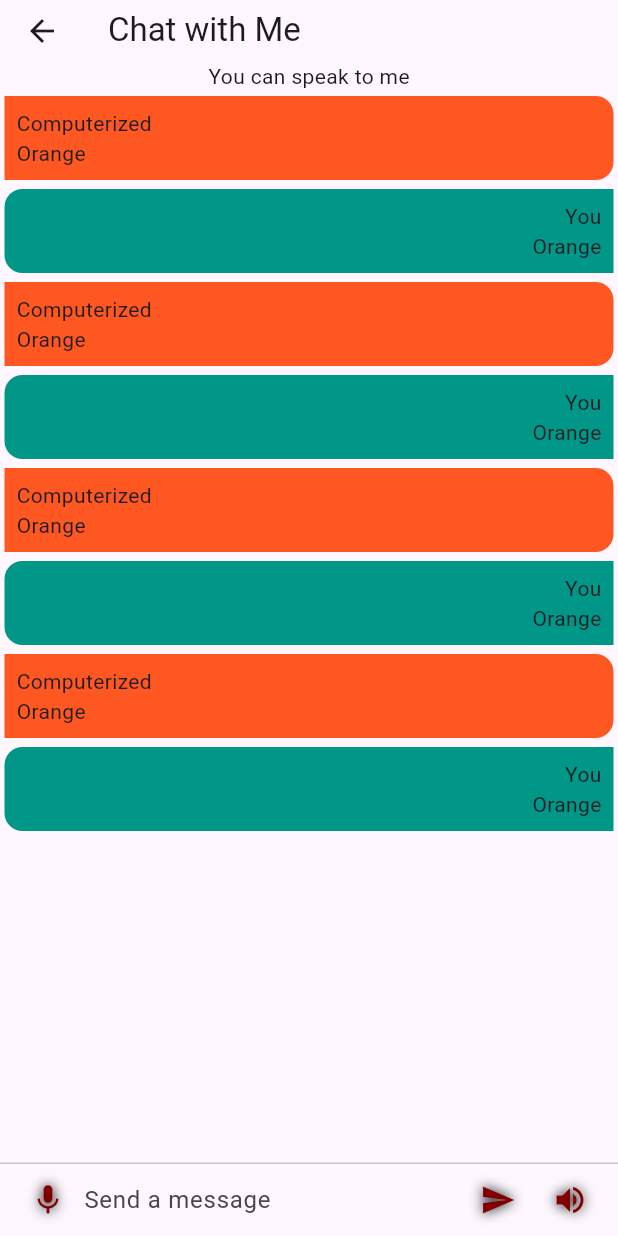
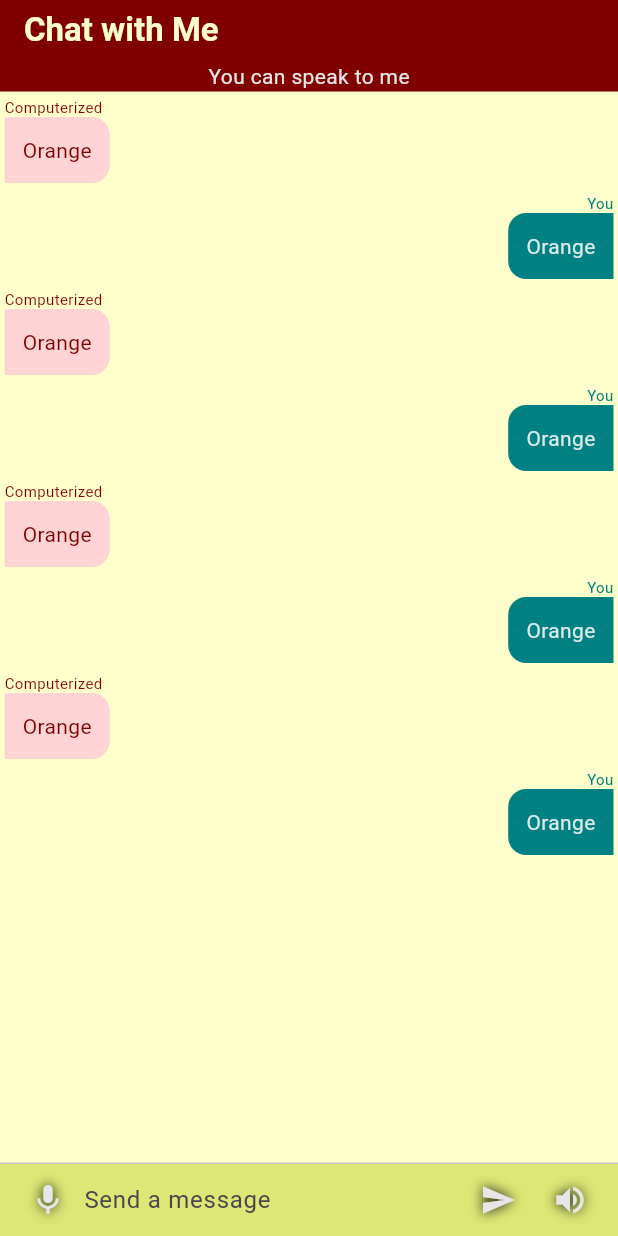
Before and after one commit to abdullac/speak_easy_english, a Flutter app: the PageChallange screen opened directly, on a phone screen of 412 x 824 dp. Run offline on Flutter 3.47's test engine with Material 3 defaults, Android fonts, the phone set to English and light mode, and no system bars; our stand-ins replace cached_network_image.

Commit message:
introduction page, challange page, sample page change colors

```diff
--- a/lib/main.dart
+++ b/lib/main.dart
@@ -39,7 +39,7 @@ class MyApp extends StatelessWidget {
         useMaterial3: true,
       ),
       // home: const PageHome(),
-      home:  const PageBeginner(),
+      home: const PageChallange(),
     );
   }
 }
--- a/lib/ui/pages/challange_page/page_challange.dart
+++ b/lib/ui/pages/challange_page/page_challange.dart
@@ -2,6 +2,7 @@ import 'package:flutter/material.dart';
 import 'package:speak_easy_english/ui/pages/challange_page/widgets/chat_message_box.dart';
 import 'package:speak_easy_english/ui/pages/challange_page/widgets/chat_textfield.dart';
 import 'package:speak_easy_english/ui/shared/widgets/icon_buttonwith_shadow.dart';
+import 'package:speak_easy_english/utils/constents/colours.dart';
 import 'package:speak_easy_english/utils/constents/enums.dart';
 
 class PageChallange extends StatelessWidget {
@@ -10,11 +11,24 @@ class PageChallange extends StatelessWidget {
   @override
   Widget build(BuildContext context) {
     return Scaffold(
+      backgroundColor: lightYellow,
       appBar: AppBar(
-        title: const Text('Chat with Me'),
+        backgroundColor: maroon,
+        title: const Text(
+          'Chat with Me',
+          style: TextStyle(
+            color: lightYellow,
+            fontWeight: FontWeight.bold,
+          ),
+        ),
         bottom: const PreferredSize(
           preferredSize: Size(double.infinity, 5),
-          child: Text("You can speak to me"),
+          child: Text(
+            "You can speak to me",
+            style: TextStyle(
+              color: lightGreyscale,
+            ),
+          ),
         ),
       ),
       body: Column(
@@ -44,9 +58,11 @@ class PageChallange extends StatelessWidget {
 
   Widget bottomTextComposer(BuildContext context) {
     return Container(
-      decoration: BoxDecoration(color: Theme.of(context).cardColor),
+      decoration: BoxDecoration(
+        color: limeYellow,
+      ),
       child: IconTheme(
-        data: const IconThemeData(color: Colors.red),
+        data: const IconThemeData(color: maroon),
         child: Container(
           margin: const EdgeInsets.symmetric(horizontal: 8.0),
           child: const Row(
--- a/lib/ui/pages/challange_page/widgets/chat_message.dart
+++ b/lib/ui/pages/challange_page/widgets/chat_message.dart
@@ -1,12 +1,42 @@
 import 'package:flutter/material.dart';
+import 'package:speak_easy_english/utils/constents/colours.dart';
+import 'package:speak_easy_english/utils/constents/enums.dart';
+import 'package:speak_easy_english/utils/constents/paddings.dart';
 
 class ChatMessage extends StatelessWidget {
+  final ChatMessageSide chatMessageSide;
   const ChatMessage({
     super.key,
+    required this.chatMessageSide,
   });
 
   @override
   Widget build(BuildContext context) {
-    return const Text("Orange");
+    return Container(
+      padding: paddingAll12,
+      decoration: chatMessageSide == ChatMessageSide.computerized
+          ? const BoxDecoration(
+              color: lightMaroon,
+              borderRadius: BorderRadius.only(
+                topRight: Radius.circular(12),
+                bottomRight: Radius.circular(12),
+              ),
+            )
+          : const BoxDecoration(
+              color: teal,
+              borderRadius: BorderRadius.only(
+                topLeft: Radius.circular(12),
+                bottomLeft: Radius.circular(12),
+              ),
+            ),
+      child: Text(
+        "Orange",
+        style: TextStyle(
+          color: chatMessageSide == ChatMessageSide.computerized
+              ? maroon
+              : lightTeal,
+        ),
+      ),
+    );
   }
 }
--- a/lib/ui/pages/challange_page/widgets/chat_message_box.dart
+++ b/lib/ui/pages/challange_page/widgets/chat_message_box.dart
@@ -1,5 +1,4 @@
 import 'package:flutter/material.dart';
-import 'package:speak_easy_english/ui/pages/challange_page/page_challange.dart';
 import 'package:speak_easy_english/ui/pages/challange_page/widgets/chat_message.dart';
 import 'package:speak_easy_english/ui/pages/challange_page/widgets/message_side.dart';
 import 'package:speak_easy_english/utils/constents/enums.dart';
@@ -15,32 +14,14 @@ class ChatMessageBox extends StatelessWidget {
   Widget build(BuildContext context) {
     return Container(
       margin: const EdgeInsets.all(3),
-      decoration: chatMessageSide == ChatMessageSide.computerized
-          ? const BoxDecoration(
-              color: Colors.deepOrange,
-              borderRadius: BorderRadius.only(
-                topRight: Radius.circular(12),
-                bottomRight: Radius.circular(12),
-              ),
-            )
-          : const BoxDecoration(
-              color: Colors.teal,
-              borderRadius: BorderRadius.only(
-                topLeft: Radius.circular(12),
-                bottomLeft: Radius.circular(12),
-              ),
-            ),
-      child: Padding(
-        padding: const EdgeInsets.all(8.0),
       child: Column(
         crossAxisAlignment: chatMessageSide == ChatMessageSide.computerized
             ? CrossAxisAlignment.start
             : CrossAxisAlignment.end,
         children: [
           MessageSide(chatMessageSide: chatMessageSide),
-            const ChatMessage(),
+          ChatMessage(chatMessageSide: chatMessageSide),
         ],
-        ),
       ),
     );
   }
--- a/lib/ui/pages/challange_page/widgets/message_side.dart
+++ b/lib/ui/pages/challange_page/widgets/message_side.dart
@@ -1,4 +1,5 @@
 import 'package:flutter/material.dart';
+import 'package:speak_easy_english/utils/constents/colours.dart';
 import 'package:speak_easy_english/utils/constents/enums.dart';
 
 class MessageSide extends StatelessWidget {
@@ -11,8 +12,12 @@ class MessageSide extends StatelessWidget {
 
   @override
   Widget build(BuildContext context) {
-    return Text(chatMessageSide == ChatMessageSide.computerized
-        ? "Computerized"
-        : "You");
+    return Text(
+      chatMessageSide == ChatMessageSide.computerized ? "Computerized" : "You",
+      style: TextStyle(
+        color: chatMessageSide == ChatMessageSide.computerized ? maroon : teal,
+        fontSize: 10,
+      ),
+    );
   }
 }
--- a/lib/ui/pages/introduction_page/widgets/introduction_content.dart
+++ b/lib/ui/pages/introduction_page/widgets/introduction_content.dart
@@ -1,4 +1,5 @@
 import 'package:flutter/material.dart';
+import 'package:speak_easy_english/utils/constents/colours.dart';
 import 'package:speak_easy_english/utils/constents/strings.dart';
 
 class IntroductionPageContent extends StatelessWidget {
@@ -12,7 +13,7 @@ class IntroductionPageContent extends StatelessWidget {
       beginnerIntroductionContent,
       textAlign: TextAlign.center,
       style: TextStyle(
-        color: Colors.white70,
+        color: lightGreyscale,
       ),
     );
   }
--- a/lib/ui/pages/introduction_page/widgets/introduction_title.dart
+++ b/lib/ui/pages/introduction_page/widgets/introduction_title.dart
@@ -1,4 +1,5 @@
 import 'package:flutter/material.dart';
+import 'package:speak_easy_english/utils/constents/colours.dart';
 
 class IntroductionPageTitle extends StatelessWidget {
   const IntroductionPageTitle({
@@ -7,10 +8,10 @@ class IntroductionPageTitle extends StatelessWidget {
 
   @override
   Widget build(BuildContext context) {
-    return const Text(
+    return  const Text(
       'INTRODUCTION',
       style: TextStyle(
-        color: Colors.white,
+        color: lightYellow,
         fontSize: 24.0,
         fontWeight: FontWeight.bold,
       ),
--- a/lib/ui/shared/widgets/icon_buttonwith_shadow.dart
+++ b/lib/ui/shared/widgets/icon_buttonwith_shadow.dart
@@ -13,7 +13,7 @@ class IconButtonWithShadow extends StatelessWidget {
     return IconButton(
       icon: Icon(
         icon,
-        color: appBarColor,
+        color: lightGreyscale,
         shadows: const [
           Shadow(
             color: Colors.black,
--- a/lib/utils/constents/paddings.dart
+++ b/lib/utils/constents/paddings.dart
@@ -1,4 +1,6 @@
 import 'package:flutter/material.dart';
 
+const paddingAll16 = EdgeInsets.all(16);
+const paddingAll12 = EdgeInsets.all(12);
 const paddingAll8 = EdgeInsets.all(8);
 const paddingAll4 = EdgeInsets.all(4);
```
Also changed, not shown: lib/ui/pages/introduction_page/page_introduction.dart (+8 -7 lines), lib/ui/pages/introduction_page/widgets/introduction_buttons.dart (+12 -8 lines), lib/ui/pages/sample_page/page_sample.dart (+21 -87 lines), lib/ui/pages/sample_page/widgets/image_itgemname_button.dart (+9 -4 lines), lib/ui/pages/sample_page/widgets/item_name_button.dart (added, +22 -0 lines), lib/ui/pages/sample_page/widgets/sample_icon_buttons.dart (added, +25 -0 lines), lib/ui/pages/sample_page/widgets/sample_image_listview.dart (added, +28 -0 lines). Lines whose indentation alone changed are shown as unchanged.
